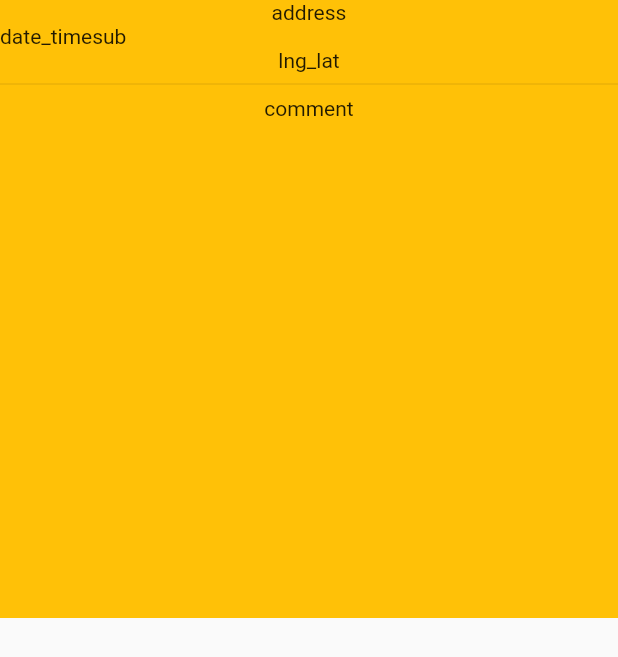
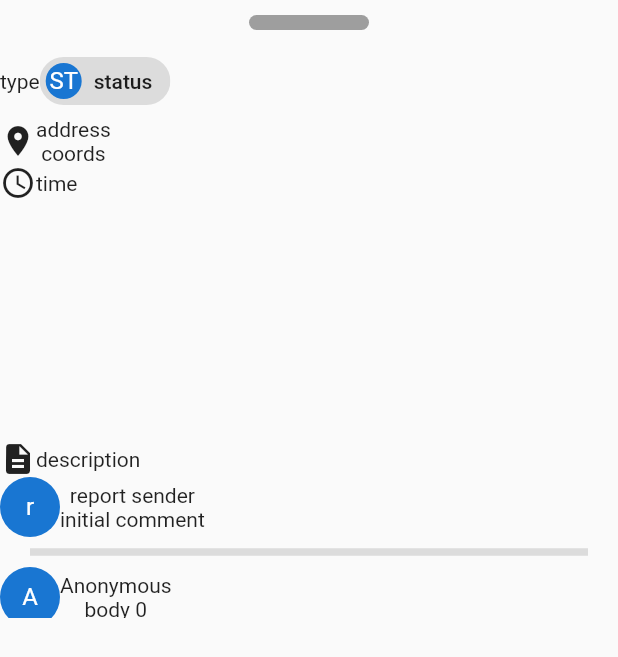
Before and after one commit to pseusys/HogWeedGo, a Flutter app: the ReportView widget shown alone on an empty page, opened directly, on a phone screen of 412 x 824 dp. Shown: the top 657 px of the screen. Run offline on Flutter 3.47's test engine with Material 2 defaults, Android fonts, the phone set to English and light mode, and no system bars; our stand-ins replace cached_network_image, flutter_cache_manager, flutter_map, gallery_saver, latlong2, location; missing offline and left inert: dart:html; network calls fail.

Commit message:
report-view screen started

```diff
--- a/client/lib/pages/map.dart
+++ b/client/lib/pages/map.dart
@@ -66,11 +66,13 @@ class _MapPageState extends State<MapPage> {
     builder: (ctx) => MouseRegion(
       cursor: SystemMouseCursors.click,
       child: GestureDetector(
-        onTap: () => showModalBottomSheet<void>(
+        onTap: () => showModalBottomSheet(
           context: context,
-          builder: (BuildContext context) => const ReportView(),
-          shape: RoundedRectangleBorder(borderRadius: BorderRadius.circular(10.0)),
           isScrollControlled: true,
+          builder: (_) => const ReportView(),
+          shape: const RoundedRectangleBorder(
+              borderRadius: BorderRadius.vertical(top: Radius.circular(GAP))
+          ),
         ),
         child: const FlutterLogo(textColor: Colors.green),
       ),
--- a/client/lib/views/report_view.dart
+++ b/client/lib/views/report_view.dart
@@ -1,29 +1,106 @@
 import 'package:flutter/material.dart';
+
+import 'package:client/views/photo_gallery.dart';
+import 'package:client/misc/const.dart';
 
 
 class ReportView extends StatelessWidget {
   const ReportView({Key? key}): super(key: key);
 
+  Widget _comment(String body, { String username = "Anonymous", String? photoURL }) {
+    return Row(
+      children: [
+        CircleAvatar(
+          child: photoURL == null ? Text(username[0]) : Image.network(photoURL),
+        ),
+        Column(
+          children: [
+            Text(username),
+            Text(body),
+          ],
+        ),
+      ],
+    );
+  }
+
   @override
   Widget build(BuildContext context) {
     return DraggableScrollableSheet(
-      initialChildSize: 0.5,
-      minChildSize: 0,
       expand: false,
-      builder: (BuildContext context, ScrollController scrollController) {
-        return Container(
-          color: Colors.amber,
-          child: Center(
-            child: Column(
-              children: [
-                const Text('address'),
-                Row(children: const [Text('date_time'), Text('sub')]),
-                const Text('lng_lat'),
-                const Divider(),
-                const Text('comment'),
-              ],
+      builder: (_, ScrollController scrollController) {
+        return Column(
+          children: [
+            MouseRegion(
+              cursor: SystemMouseCursors.click,
+              child: Container(
+                width: OFFSET * 2,
+                height: GAP,
+                margin: const EdgeInsets.symmetric(vertical: GAP),
+                decoration: BoxDecoration(
+                  borderRadius: BorderRadius.circular(MARGIN),
+                  color: Colors.grey,
+                ),
+              ),
             ),
-          ),
+
+            Expanded(
+              child: ListView(
+                controller: scrollController,
+                children: [
+                  Row(
+                    children: const [
+                      Text('type'),
+                      Chip(
+                        avatar: CircleAvatar(
+                          child: Text('ST'),
+                        ),
+                        label: Text('status'),
+                      ),
+                    ],
+                  ),
+
+                  Row(
+                    children: [
+                      const Icon(Icons.location_on),
+                      Column(
+                        children: const [
+                          Text('address'),
+                          Text('coords'),
+                        ],
+                      ),
+                    ],
+                  ),
+
+                  Row(
+                    children: const [
+                      Icon(Icons.access_time),
+                      Text('time'),
+                    ],
+                  ),
+
+                  const PhotoGallery(false),
+
+                  Row(
+                    children: const [
+                      Icon(Icons.description),
+                      Text('description'),
+                    ],
+                  ),
+
+                  _comment("initial comment", username: "report sender"),
+
+                  const Divider(
+                    height: 20,
+                    thickness: 5,
+                    indent: 20,
+                    endIndent: 20,
+                  ),
+
+                  for (var i = 0; i < 5; i++) _comment("body $i")
+                ],
+              ),
+            ),
+          ],
         );
       },
     );
```
